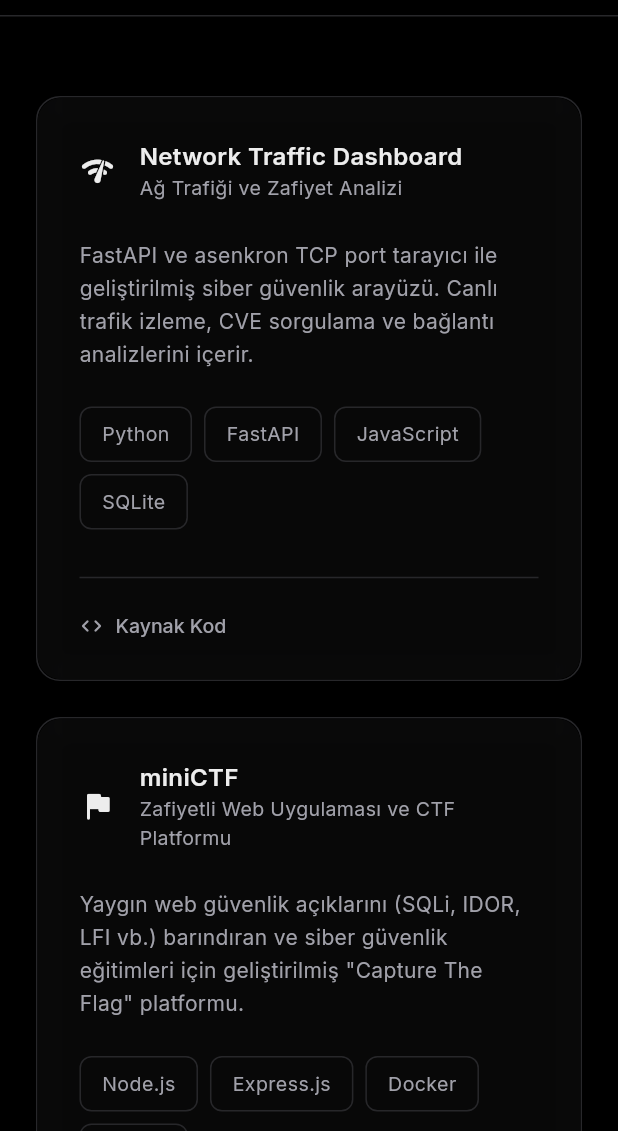
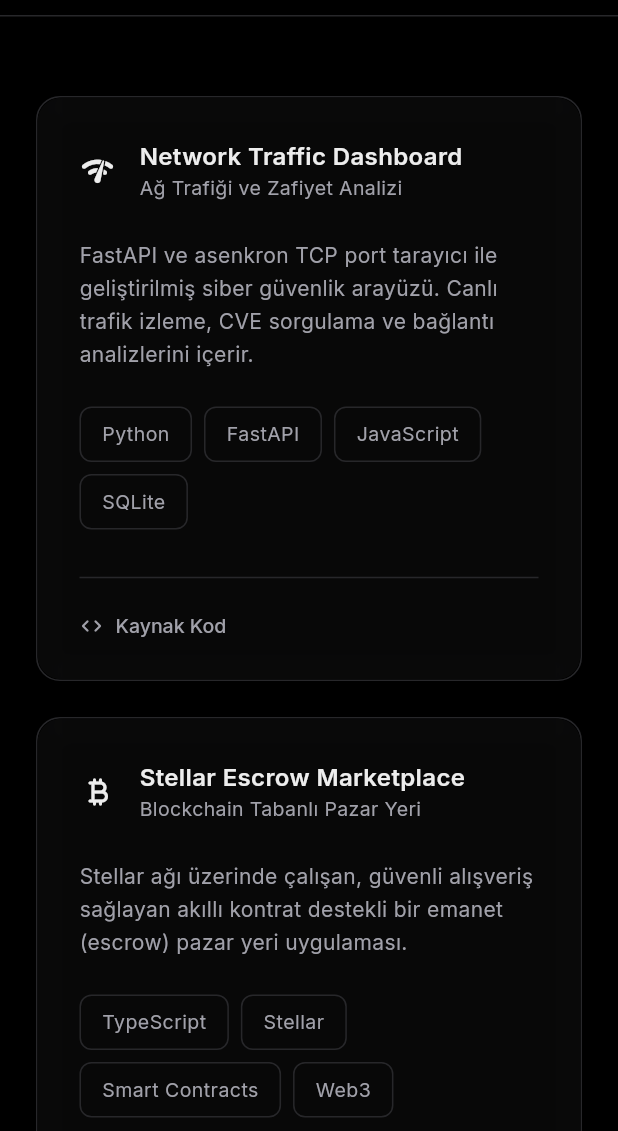
Before and after one commit to themlie/my_personal_portfolio, a Flutter app: the screen it shows after launch, scrolled down 2880 dp, on a phone screen of 412 x 824 dp, the part 105-1236 px from its top. Run offline on Flutter 3.47's test engine with Material 3 defaults, Android fonts, the phone set to English and light mode, and no system bars; our stand-ins replace google_fonts, visibility_detector.

Commit message:
Update projects section with live URLs

```diff
--- a/lib/sections/projects_section.dart
+++ b/lib/sections/projects_section.dart
@@ -21,22 +21,22 @@ class ProjectsSection extends StatelessWidget {
       githubUrl: 'https://github.com/themlie/Network_Traffic_Dashboard',
     ),
     _ProjectData(
-      title: 'miniCTF',
-      subtitle: 'Zafiyetli Web Uygulaması ve CTF Platformu',
+      title: 'Stellar Escrow Marketplace',
+      subtitle: 'Blockchain Tabanlı Pazar Yeri',
       description:
-          'Yaygın web güvenlik açıklarını (SQLi, IDOR, LFI vb.) barındıran ve siber güvenlik eğitimleri için geliştirilmiş \"Capture The Flag\" platformu.',
-      technologies: ['Node.js', 'Express.js', 'Docker', 'SQLite'],
-      icon: Icons.flag_rounded,
-      githubUrl: 'https://github.com/themlie/miniCTF',
+          'Stellar ağı üzerinde çalışan, güvenli alışveriş sağlayan akıllı kontrat destekli bir emanet (escrow) pazar yeri uygulaması.',
+      technologies: ['TypeScript', 'Stellar', 'Smart Contracts', 'Web3'],
+      icon: Icons.currency_bitcoin_rounded,
+      githubUrl: 'https://github.com/themlie/stellar-escrow-marketplace',
     ),
     _ProjectData(
-      title: 'Smart IP Vault',
-      subtitle: 'Blockchain Akıllı Kontrat',
+      title: 'Tolga Topalahmetoğlu Portfolyo',
+      subtitle: 'Kişisel Web Sitesi',
       description:
-          'Stellar ağı üzerinde Soroban ve Rust ile geliştirilen fikri mülkiyet haklarını blockchain üzerinde güvence altına alan akıllı kontrat projesi.',
-      technologies: ['Rust', 'Soroban', 'Stellar', 'Blockchain'],
-      icon: Icons.link_rounded,
-      githubUrl: 'https://github.com/themlie/Rise-In-Contract',
+          'Modern web teknolojileri kullanılarak geliştirilmiş, responsive ve şık bir kişisel portfolyo sitesi.',
+      technologies: ['HTML', 'CSS', 'JavaScript'],
+      icon: Icons.web_rounded,
+      liveUrl: 'https://www.digitolmedia.com/',
     ),
   ];
 
@@ -204,6 +204,7 @@ class _ProjectData {
   final List<String> technologies;
   final IconData icon;
   final String? githubUrl;
+  final String? liveUrl;
 
   const _ProjectData({
     required this.title,
@@ -212,6 +213,7 @@ class _ProjectData {
     required this.technologies,
     required this.icon,
     this.githubUrl,
+    this.liveUrl,
   });
 }
 
@@ -284,11 +286,28 @@ class _ProjectCard extends StatelessWidget {
                 .map((tech) => SkillChip(label: tech))
                 .toList(),
           ),
-          if (data.githubUrl != null) ...[
+          if (data.githubUrl != null || data.liveUrl != null) ...[
             const SizedBox(height: 24),
             const Divider(color: AppColors.glassBorder),
             const SizedBox(height: 16),
-            _GithubButton(url: data.githubUrl!),
+            Wrap(
+              spacing: 16,
+              runSpacing: 16,
+              children: [
+                if (data.githubUrl != null)
+                  _ProjectLinkButton(
+                    url: data.githubUrl!,
+                    title: 'Kaynak Kod',
+                    iconData: Icons.code_rounded,
+                  ),
+                if (data.liveUrl != null)
+                  _ProjectLinkButton(
+                    url: data.liveUrl!,
+                    title: 'Siteye Git',
+                    iconData: Icons.language_rounded,
+                  ),
+              ],
+            ),
           ]
         ],
       ),
@@ -296,16 +315,22 @@ class _ProjectCard extends StatelessWidget {
   }
 }
 
-class _GithubButton extends StatefulWidget {
+class _ProjectLinkButton extends StatefulWidget {
   final String url;
+  final String title;
+  final IconData iconData;
 
-  const _GithubButton({required this.url});
+  const _ProjectLinkButton({
+    required this.url,
+    required this.title,
+    required this.iconData,
+  });
 
   @override
-  State<_GithubButton> createState() => _GithubButtonState();
+  State<_ProjectLinkButton> createState() => _ProjectLinkButtonState();
 }
 
-class _GithubButtonState extends State<_GithubButton> {
+class _ProjectLinkButtonState extends State<_ProjectLinkButton> {
   bool _isHovered = false;
 
   @override
@@ -331,12 +356,12 @@ class _GithubButtonState extends State<_GithubButton> {
             mainAxisSize: MainAxisSize.min,
             children: [
               Icon(
-                Icons.code_rounded,
+                widget.iconData,
                 size: 16,
                 color: _isHovered ? AppColors.textPrimary : AppColors.textSecondary,
               ),
               const SizedBox(width: 8),
-              const Text('Kaynak Kod'),
+              Text(widget.title),
               const SizedBox(width: 4),
               Icon(
                 Icons.arrow_forward_rounded,
```
